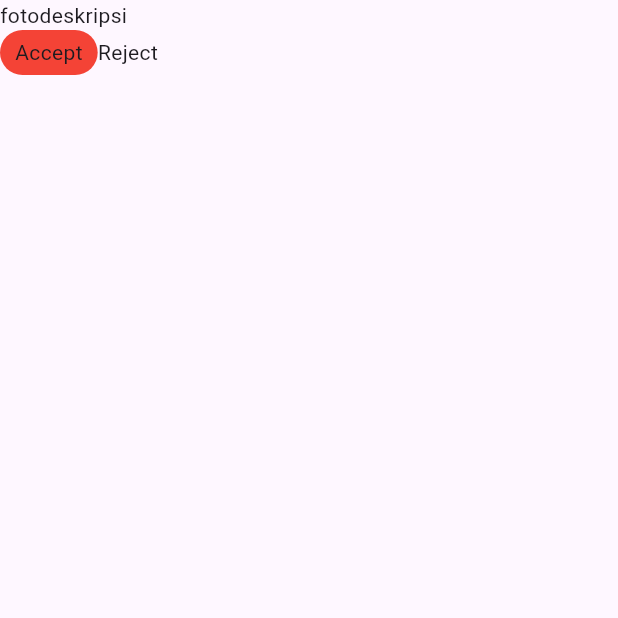
After one commit to shizucc/Aray, a Flutter app: the MyWidget screen opened directly, on a phone screen of 412 x 824 dp, the top half of it. The commit adds this screen. Run offline on Flutter 3.47's test engine with Material 2 defaults, Android fonts, the phone set to English and light mode, and no system bars; our stand-ins replace cloud_firestore, firebase_auth, firebase_core, firebase_storage, gap, get and 4 more; accounts and stored records are empty.

Commit message:
kelompokan done

```diff
--- a/lib/app/modules/projects/controller/controller_project_detail.dart
+++ b/lib/app/modules/projects/controller/controller_project_detail.dart
@@ -63,6 +63,7 @@ class ProjectDetailAnimationController extends GetxController {
     final personalize = project.personalize;
 
     final isUseImage = personalize['use_image'] as bool;
+    this.defaultTheme.value = personalize['color'];
 
     this.isUseImage.value = isUseImage;
 
--- a/lib/app/modules/projects/views/project_detail.dart
+++ b/lib/app/modules/projects/views/project_detail.dart
@@ -396,6 +396,7 @@ class ProjectDetail extends StatelessWidget {
       ProjectDetailController c, ProjectDetailAnimationController a) {
     return ColorConstants.colors.keys.map((colorCode) {
       final color = ColorConstants.colors[colorCode]!;
+
       final Color primaryColor = Color(color['primary_color']!);
       return Obx(() => GestureDetector(
             onTap: () {
--- /dev/null
+++ b/lib/app/modules/workspaces/views/dump.dart
@@ -0,0 +1,34 @@
+import 'package:flutter/material.dart';
+
+class MyWidget extends StatelessWidget {
+  const MyWidget({super.key});
+
+  @override
+  Widget build(BuildContext context) {
+    return Scaffold(
+      body: Container(
+        child: Column(
+          children: [
+            Row(
+              children: [Text("foto"), Text("deskripsi")],
+            ),
+            Row(
+              children: [
+                Container(
+                  padding: EdgeInsets.symmetric(horizontal: 10, vertical: 5),
+                  decoration: BoxDecoration(
+                      color: Colors.red,
+                      borderRadius: BorderRadius.circular(20)),
+                  child: Text("Accept"),
+                ),
+                Container(
+                  child: Text("Reject"),
+                ),
+              ],
+            )
+          ],
+        ),
+      ),
+    );
+  }
+}
--- a/lib/app/routes/app_pages.dart
+++ b/lib/app/routes/app_pages.dart
@@ -7,6 +7,7 @@ import 'package:aray/app/modules/projects/bindings/bindings_project_detail.dart'
 import 'package:aray/app/modules/projects/views/project_detail.dart';
 import 'package:aray/app/modules/projects/views/project_view.dart';
 import 'package:aray/app/modules/workspaces/bindings/bindings_workspace.dart';
+import 'package:aray/app/modules/workspaces/views/workspace_detail.dart';
 import 'package:aray/app/modules/workspaces/views/workspaces_view.dart';
 import 'package:get/get.dart';
 part 'app_routes.dart';
@@ -36,6 +37,7 @@ class AppPages {
     GetPage(
         name: _Paths.PROJECTDETAIL,
         page: () => const ProjectDetail(),
-        binding: ProjectDetailBinding())
+        binding: ProjectDetailBinding()),
+    GetPage(name: _Paths.WORKSPACEDETAIL, page: () => const WorkspaceDetail())
   ];
 }
--- a/lib/app/routes/app_routes.dart
+++ b/lib/app/routes/app_routes.dart
@@ -8,6 +8,7 @@ abstract class Routes {
   static const PROJECT = _Paths.PROJECT;
   static const ACTIVITY = _Paths.ACTIVITY;
   static const PROJECTDETAIL = _Paths.PROJECTDETAIL;
+  static const WORKSPACEDETAIL = _Paths.WORKSPACEDETAIL;
 }
 
 abstract class _Paths {
@@ -17,4 +18,5 @@ abstract class _Paths {
   static const PROJECT = "/project";
   static const PROJECTDETAIL = "/project/detail";
   static const ACTIVITY = "/activity";
+  static const WORKSPACEDETAIL = '/workspace/detail';
 }
```
Also changed, not shown: lib/app/modules/workspaces/controller/controller_workspace_detail.dart (added, +18 -0 lines), lib/app/modules/workspaces/views/workspace_detail.dart (added, +34 -0 lines), lib/app/modules/workspaces/views/workspaces_view.dart (+10 -1 lines).
